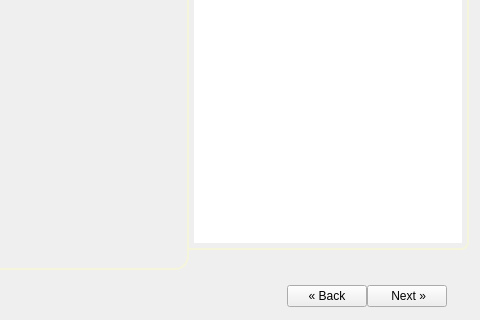
Qt form yali4/gui/Ui/main.ui (dadas45li/yali) before a commit; both pictures show x 404 to 884 and y 297 to 617 of the 884 by 617 pixel window.
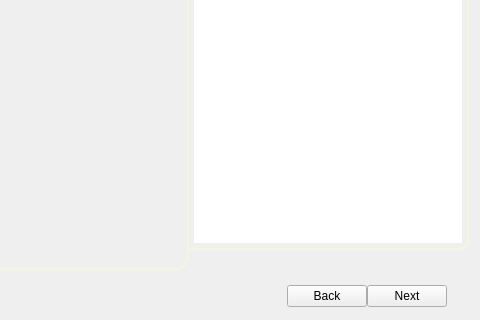
The same form after that commit. Icons and pictures are not drawn.

Diff of the .ui file:
```diff
--- a/yali4/gui/Ui/main.ui
+++ b/yali4/gui/Ui/main.ui
@@ -556,7 +556,7 @@
              <string>Previous Screen</string>
             </property>
             <property name="text" >
-             <string>« Back</string>
+            <string>Back</string>
             </property>
            </widget>
           </item>
@@ -569,7 +569,7 @@
              <string>Next Screen</string>
             </property>
             <property name="text" >
-             <string> Next »</string>
+             <string>Next</string>
             </property>
            </widget>
           </item>
```
